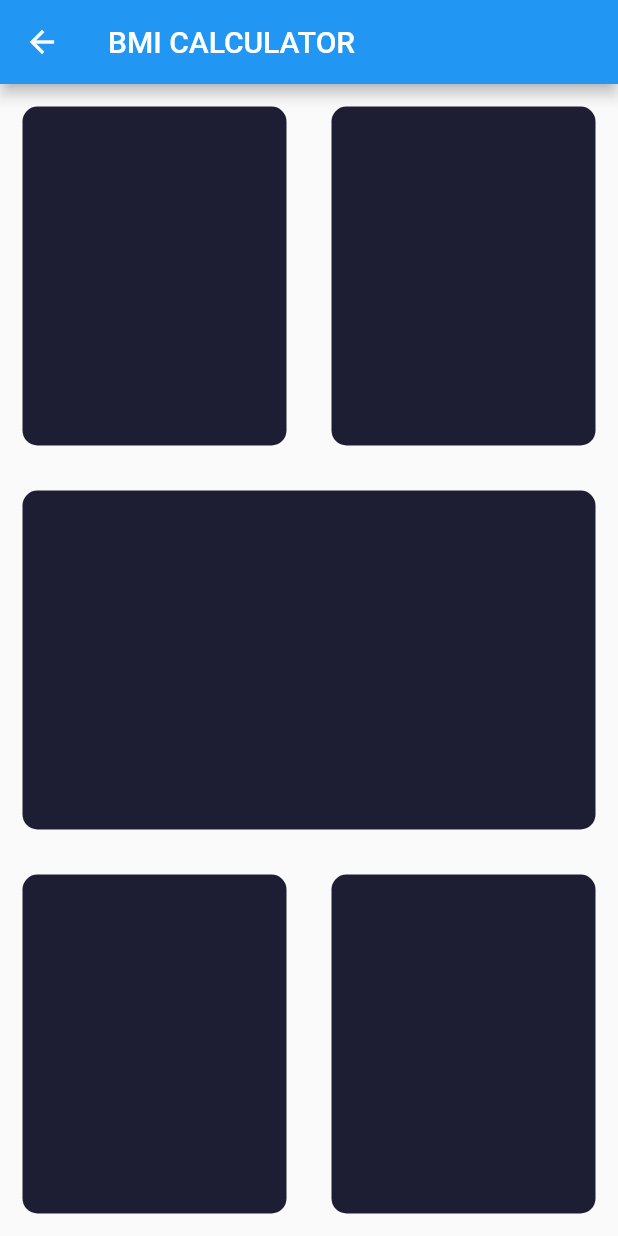
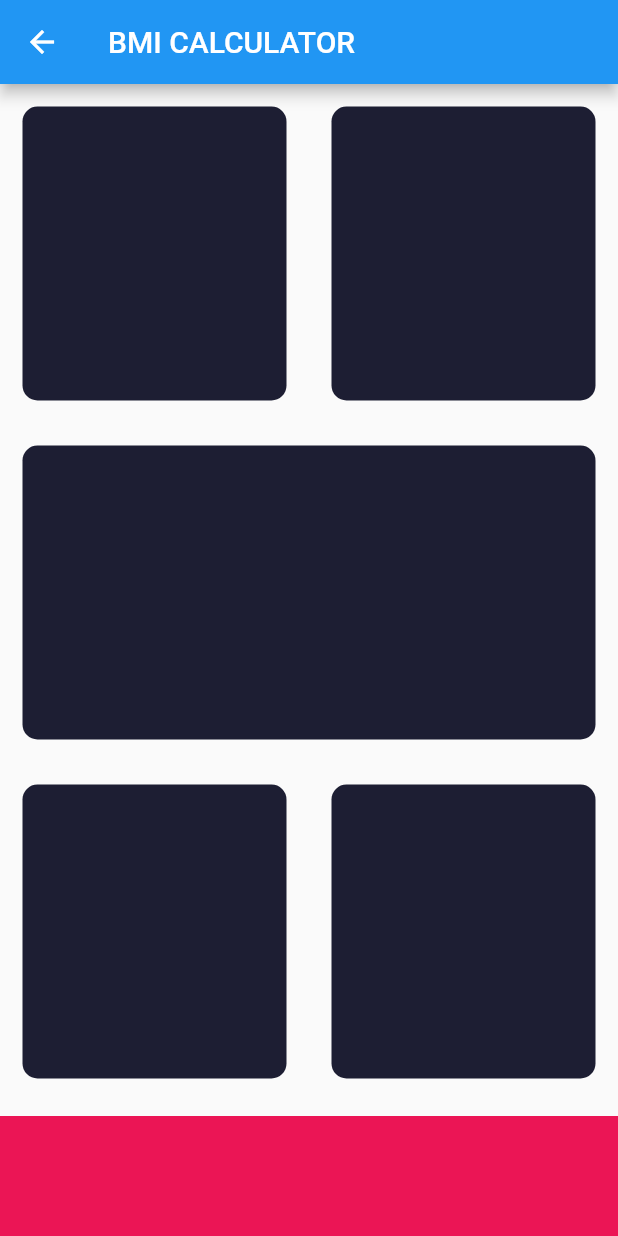
Before and after one commit to leonlogli/bmi, a Flutter app: the InputPage screen opened directly, on a phone screen of 412 x 824 dp. Run offline on Flutter 3.47's test engine with Material 2 defaults, Android fonts, the phone set to English and light mode, and no system bars.

Commit message:
Extract const variables

```diff
--- a/lib/InputPage.dart
+++ b/lib/InputPage.dart
@@ -1,4 +1,6 @@
 import 'package:flutter/material.dart';
+
+const cardColor = Color(0xFF1D1E33);
 
 class InputPage extends StatefulWidget {
   @override
@@ -19,19 +21,19 @@ class _InputPageState extends State<InputPage> {
             children: [
               Expanded(
                 child: BmiCard(
-                  bgColor: Color(0xFF1D1E33),
+                  bgColor: cardColor,
                 ),
               ),
               Expanded(
                 child: BmiCard(
-                  bgColor: Color(0xFF1D1E33),
+                  bgColor: cardColor,
                 ),
               ),
             ],
           )),
           Expanded(
             child: BmiCard(
-              bgColor: Color(0xFF1D1E33),
+              bgColor: cardColor,
             ),
           ),
           Expanded(
@@ -39,16 +41,22 @@ class _InputPageState extends State<InputPage> {
             children: [
               Expanded(
                 child: BmiCard(
-                  bgColor: Color(0xFF1D1E33),
+                  bgColor: cardColor,
                 ),
               ),
               Expanded(
                 child: BmiCard(
-                  bgColor: Color(0xFF1D1E33),
+                  bgColor: cardColor,
                 ),
               ),
             ],
           )),
+          Container(
+            color: Color(0xFFEB1555),
+            margin: EdgeInsets.only(top: 10),
+            width: double.infinity,
+            height: 80,
+          )
         ],
       ),
     );
```
